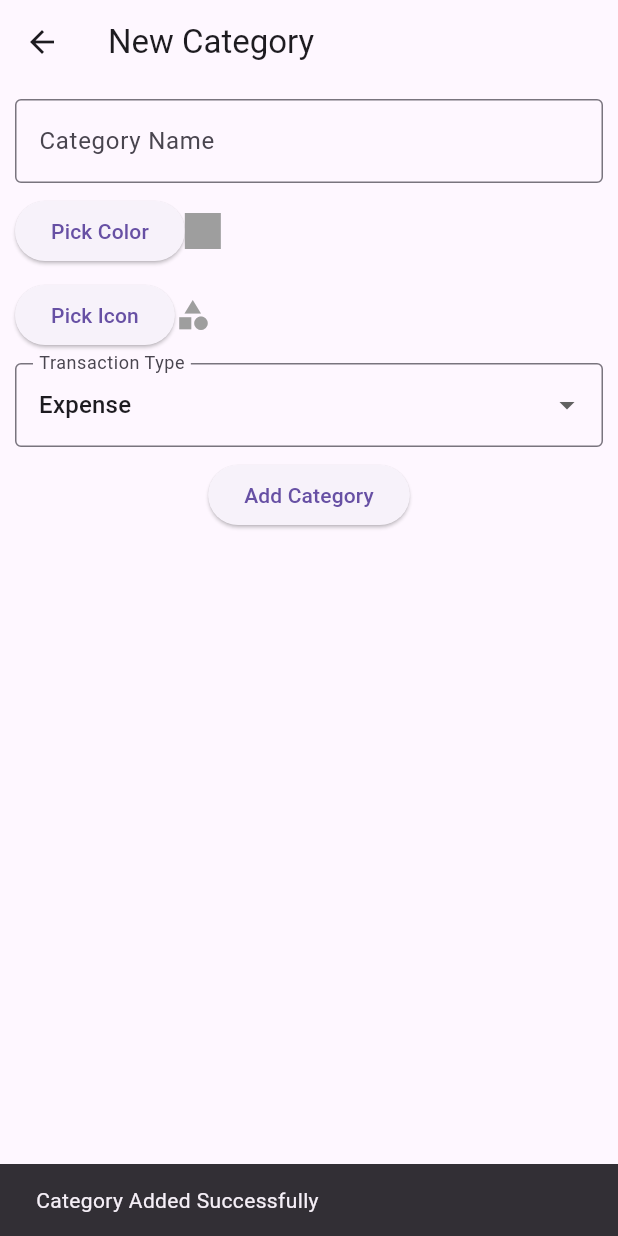
After one commit to royng163/FinC, a Flutter app: the AddCategoryView screen opened by its route, after a tap on "Add Category", on a phone screen of 412 x 824 dp. The commit adds this screen. Run offline on Flutter 3.47's test engine with Material 3 defaults, Android fonts, the phone set to English and light mode, and no system bars; our stand-ins replace cloud_firestore, firebase_auth, firebase_core, go_router, shared_preferences; missing offline and left inert: adaptive_navigation, currency_picker, flex_color_picker, flutter_iconpicker; accounts and stored records are empty; generated files the repository leaves out were written again.

Commit message:
Implemented adding category

```diff
--- a/lib/src/components/app_router.dart
+++ b/lib/src/components/app_router.dart
@@ -1,5 +1,6 @@
 import 'package:finc/src/components/navbar.dart';
 import 'package:finc/src/pages/home/add_account_view.dart';
+import 'package:finc/src/pages/home/add_category_view.dart';
 import 'package:go_router/go_router.dart';
 import 'package:finc/src/pages/settings/signin_page.dart';
 import 'package:finc/src/models/user_model.dart';
@@ -36,6 +37,10 @@ class AppRouter {
             builder: (context, state) =>
                 AddTransactionView(settingsController: settingsController),
           ),
+          GoRoute(
+            path: 'add-category',
+            builder: (context, state) => AddCategoryView(),
+          ),
         ],
       ),
       GoRoute(
--- a/lib/src/components/navbar.dart
+++ b/lib/src/components/navbar.dart
@@ -1,4 +1,3 @@
-import 'package:finc/src/pages/settings/settings_page.dart';
 import 'package:flutter/material.dart';
 import 'package:adaptive_navigation/adaptive_navigation.dart';
 import 'package:go_router/go_router.dart';
--- a/lib/src/models/category_model.dart
+++ b/lib/src/models/category_model.dart
@@ -1,14 +1,21 @@
+import 'package:flutter/material.dart';
 import 'package:cloud_firestore/cloud_firestore.dart';
 
 class CategoryModel {
   final String categoryId;
   final String userId;
   final String categoryName;
+  final String transactionType;
+  final int icon;
+  final int color;
 
   CategoryModel({
     required this.categoryId,
     required this.userId,
     required this.categoryName,
+    required this.transactionType,
+    required this.icon,
+    required this.color,
   });
 
   factory CategoryModel.fromDocument(DocumentSnapshot doc) {
@@ -17,6 +24,9 @@ class CategoryModel {
       categoryId: doc.id,
       userId: data['userId'],
       categoryName: data['categoryName'],
+      transactionType: data['transactionType'],
+      icon: data['icon'],
+      color: data['color'],
     );
   }
 
@@ -24,6 +34,9 @@ class CategoryModel {
     return {
       'userId': userId,
       'categoryName': categoryName,
+      'transactionType': transactionType,
+      'icon': icon,
+      'color': color,
     };
   }
 }
--- /dev/null
+++ b/lib/src/pages/home/add_category_view.dart
@@ -0,0 +1,218 @@
+import 'package:flutter/material.dart';
+import 'package:firebase_auth/firebase_auth.dart';
+import 'package:flex_color_picker/flex_color_picker.dart';
+import 'package:flutter_iconpicker/Models/configuration.dart';
+import 'package:flutter_iconpicker/flutter_iconpicker.dart';
+import '../../models/category_model.dart';
+import '../../helpers/firestore_service.dart';
+
+class AddCategoryView extends StatefulWidget {
+  const AddCategoryView({super.key});
+
+  @override
+  AddCategoryViewState createState() => AddCategoryViewState();
+}
+
+class AddCategoryViewState extends State<AddCategoryView> {
+  final TextEditingController categoryNameController = TextEditingController();
+  Color selectedColor = Colors.grey;
+  IconData selectedIcon = Icons.category;
+  String selectedTransactionType = 'Expense';
+
+  late FirestoreService firestore;
+
+  @override
+  void initState() {
+    super.initState();
+    firestore = FirestoreService();
+  }
+
+  @override
+  void dispose() {
+    categoryNameController.dispose();
+    super.dispose();
+  }
+
+  void addCategory() async {
+    try {
+      final User? user = FirebaseAuth.instance.currentUser;
+      if (user == null) {
+        throw Exception('No user is currently signed in.');
+      }
+
+      final String userId = user.uid;
+      final String categoryId = firestore.db.collection('Categories').doc().id;
+
+      final CategoryModel category = CategoryModel(
+        categoryId: categoryId,
+        userId: userId,
+        categoryName: categoryNameController.text,
+        transactionType: selectedTransactionType,
+        icon: selectedIcon.codePoint,
+        color: selectedColor.value,
+      );
+
+      await firestore.createCategory(category);
+
+      if (!mounted) return;
+
+      // Show success message
+      ScaffoldMessenger.of(context).showSnackBar(
+        SnackBar(content: Text('Category Added Successfully')),
+      );
+
+      // Clear the form
+      categoryNameController.clear();
+      setState(() {
+        selectedTransactionType = 'Expense';
+        selectedColor = Colors.grey;
+        selectedIcon = Icons.category;
+      });
+
+      // Optionally, navigate back or perform other actions
+      // Navigator.pop(context);
+    } catch (e) {
+      // Handle errors gracefully
+      ScaffoldMessenger.of(context).showSnackBar(
+        SnackBar(content: Text('Failed to add category: $e')),
+      );
+    }
+  }
+
+  void pickColor() {
+    showDialog(
+      context: context,
+      builder: (context) {
+        return AlertDialog(
+          title: const Text('Pick a color'),
+          content: SingleChildScrollView(
+            child: ColorPicker(
+              color: selectedColor,
+              onColorChanged: (color) {
+                setState(() {
+                  selectedColor = color;
+                });
+              },
+              heading: Text(
+                'Select color',
+                style: Theme.of(context).textTheme.headlineSmall,
+              ),
+              subheading: Text(
+                'Select color shade',
+                style: Theme.of(context).textTheme.titleSmall,
+              ),
+            ),
+          ),
+          actions: [
+            ElevatedButton(
+              child: const Text('Select'),
+              onPressed: () {
+                Navigator.of(context).pop();
+              },
+            ),
+          ],
+        );
+      },
+    );
+  }
+
+  void pickIcon() async {
+    IconPickerIcon? icon = await showIconPicker(
+      context,
+      configuration: SinglePickerConfiguration(
+        iconPackModes: [IconPack.material],
+      ),
+    );
+    if (icon != null) {
+      setState(() {
+        selectedIcon = icon.data;
+      });
+    }
+  }
+
+  @override
+  Widget build(BuildContext context) {
+    return Scaffold(
+        appBar: AppBar(
+          title: const Text('New Category'),
+        ),
+        body: Padding(
+          padding: const EdgeInsets.all(10),
+          child: Form(
+            child: Column(
+              spacing: 8,
+              children: [
+                TextFormField(
+                  controller: categoryNameController,
+                  decoration: const InputDecoration(
+                      labelText: "Category Name",
+                      hintText: "e.g. Groceries",
+                      border: OutlineInputBorder()),
+                  keyboardType: TextInputType.text,
+                  validator: (value) {
+                    if (value == null || value.isEmpty) {
+                      return 'Please enter a category name';
+                    }
+                    return null;
+                  },
+                ),
+                Row(
+                  children: [
+                    ElevatedButton(
+                      onPressed: pickColor,
+                      child: const Text('Pick Color'),
+                    ),
+                    Container(
+                      width: 24,
+                      height: 24,
+                      color: selectedColor,
+                    ),
+                  ],
+                ),
+                Row(
+                  children: [
+                    ElevatedButton(
+                      onPressed: pickIcon,
+                      child: const Text('Pick Icon'),
+                    ),
+                    Icon(selectedIcon, color: selectedColor),
+                  ],
+                ),
+                DropdownButtonFormField<String>(
+                  value: selectedTransactionType,
+                  decoration: const InputDecoration(
+                    labelText: "Transaction Type",
+                    border: OutlineInputBorder(),
+                  ),
+                  items: const [
+                    DropdownMenuItem(
+                      value: 'Income',
+                      child: Text('Income'),
+                    ),
+                    DropdownMenuItem(
+                      value: 'Expense',
+                      child: Text('Expense'),
+                    ),
+                  ],
+                  onChanged: (value) {
+                    setState(() {
+                      selectedTransactionType = value!;
+                    });
+                  },
+                  validator: (value) {
+                    if (value == null || value.isEmpty) {
+                      return 'Please select a transaction type';
+                    }
+                    return null;
+                  },
+                ),
+                ElevatedButton(
+                  onPressed: addCategory,
+                  child: const Text("Add Category"),
+                ),
+              ],
+            ),
+          ),
+        ));
+  }
+}
--- a/lib/src/pages/home/balance_tab.dart
+++ b/lib/src/pages/home/balance_tab.dart
@@ -85,7 +85,7 @@ class BalanceTab extends StatelessWidget {
             ),
             ElevatedButton(
               onPressed: () {
-                // Add your onPressed code here for adding a new category
+                context.go('/home/add-category');
               },
               child: const Text('Add Category'),
             ),
--- a/pubspec.yaml
+++ b/pubspec.yaml
@@ -14,12 +14,15 @@ dependencies:
   currency_picker: ^2.0.21
   firebase_auth: ^5.3.4
   firebase_core: ^3.9.0
+  flex_color_picker: ^3.6.0
   flutter:
     sdk: flutter
+  flutter_iconpicker: ^4.0.1
   flutter_localizations:
     sdk: flutter
   go_router: ^14.6.2
   intl: ^0.19.0
+  shared_preferences: ^2.3.4
 
 dev_dependencies:
   flutter_test:
```
Also changed, not shown: lib/src/helpers/settings_service.dart (+45 -15 lines), pubspec.lock, 1 other file.
